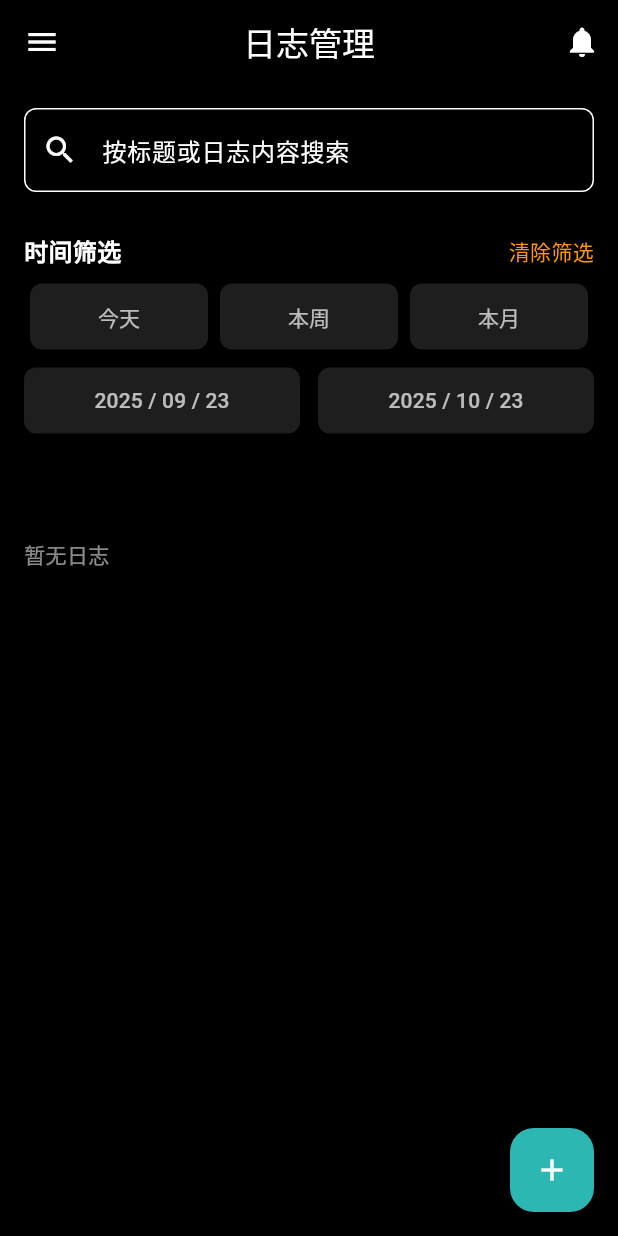
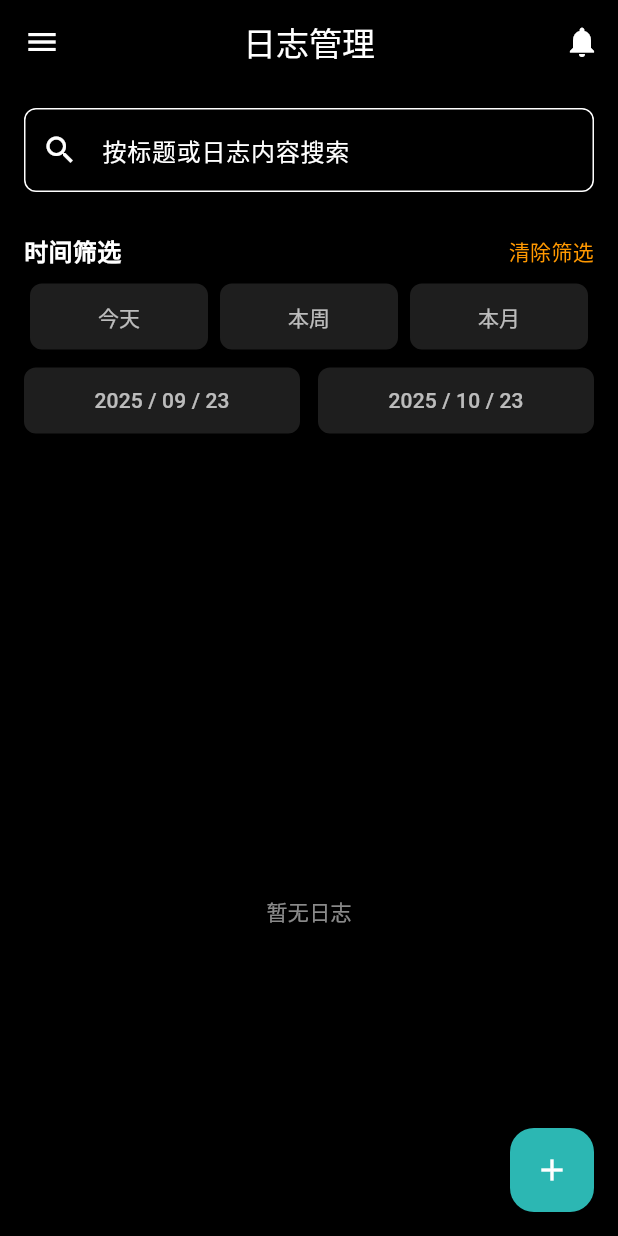
Before and after one commit to CzNd0729/nullworking, a Flutter app: the LogPage screen opened directly, on a phone screen of 412 x 824 dp. Run offline on Flutter 3.47's test engine with Material 3 defaults, Android fonts, the phone set to English and light mode, and no system bars; our stand-ins replace image_picker, shared_preferences; accounts and stored records are empty; network calls fail.

Commit message:
优化日志视图，调整空日志提示逻辑并修复月视图的容器类型

```diff
--- a/frontend/lib/pages/log/log_page.dart
+++ b/frontend/lib/pages/log/log_page.dart
@@ -396,17 +396,21 @@ class _LogPageState extends State<LogPage> {
                       ),
                     ),
                   )
-                : _filteredLogs.isEmpty
-                ? const Padding(
-                    padding: EdgeInsets.symmetric(vertical: 40.0),
-                    child: Text(
-                      '暂无日志',
-                      style: TextStyle(color: Colors.white54),
-                    ),
-                  )
                 : SizedBox(
                     height: MediaQuery.of(context).size.height * 0.7,
-                    child: _buildCurrentView(),
+                    child:
+                        _filteredLogs.isEmpty &&
+                            _currentViewMode == ViewMode.list
+                        ? const Center(
+                            child: Padding(
+                              padding: EdgeInsets.symmetric(vertical: 40.0),
+                              child: Text(
+                                '暂无日志',
+                                style: TextStyle(color: Colors.white54),
+                              ),
+                            ),
+                          )
+                        : _buildCurrentView(),
                   ),
           ],
         ),
@@ -440,7 +444,10 @@ class _LogPageState extends State<LogPage> {
       case ViewMode.week:
         return WeekView(logs: _filteredLogs);
       case ViewMode.day:
-        return DayView(logs: _filteredLogs);
+        return DayView(
+          logs: _filteredLogs,
+          initialDate: _startDate ?? DateTime.now(),
+        );
     }
   }
 
--- a/frontend/lib/pages/log/views/month_view.dart
+++ b/frontend/lib/pages/log/views/month_view.dart
@@ -149,7 +149,7 @@ class MonthView extends StatelessWidget {
               physics: const NeverScrollableScrollPhysics(),
               itemCount: weeks.length,
               itemBuilder: (context, weekIndex) {
-                return Container(
+                return SizedBox(
                   height: 80,
                   child: Row(
                     children: weeks[weekIndex].map((date) {
```
